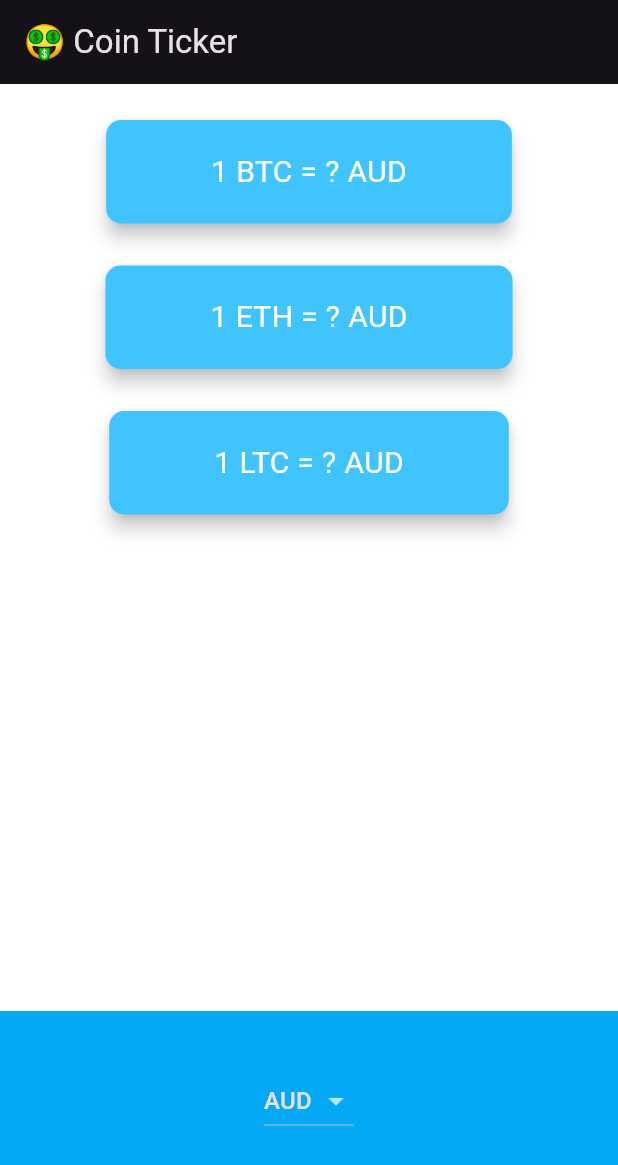
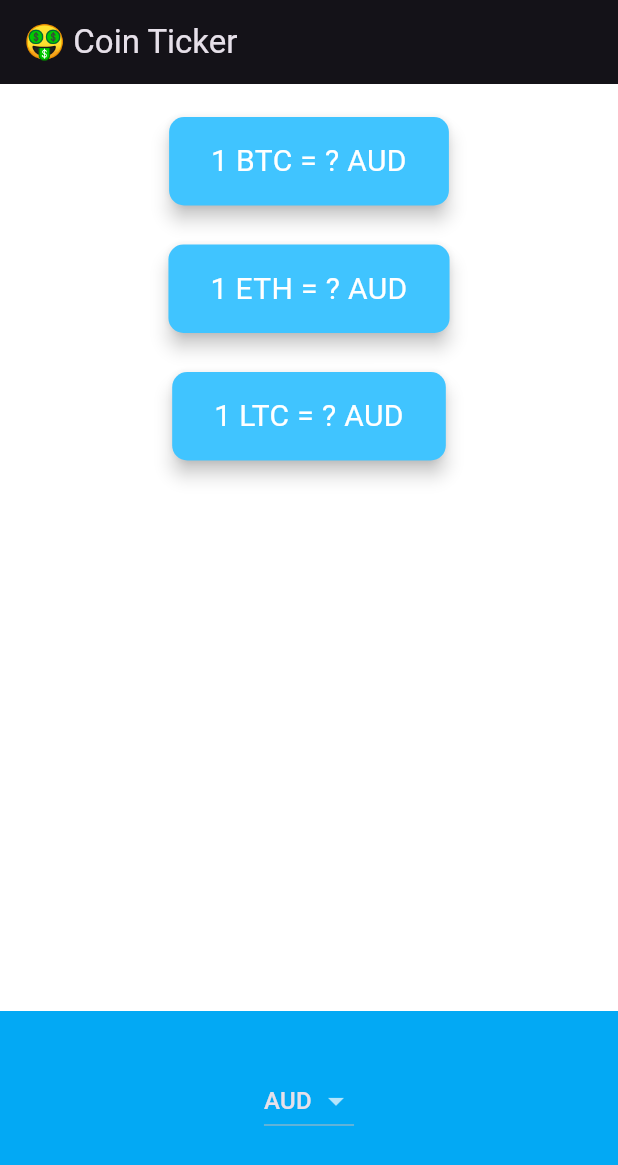
Before and after one commit to Slay2525/Bitcoin, a Flutter app: the screen it shows after launch, on a phone screen of 412 x 824 dp. Shown: the top 1165 px of the screen. Run offline on Flutter 3.47's test engine with Material 3 defaults, Android fonts, the phone set to English and light mode, and no system bars; network calls fail.

Commit message:
new crypto Card

```diff
--- a/lib/price_screen.dart
+++ b/lib/price_screen.dart
@@ -6,41 +6,6 @@ import 'dart:io' show Platform;
 class PriceScreen extends StatefulWidget {
   @override
   _PriceScreenState createState() => _PriceScreenState();
-}
-
-class CryptoCard extends StatelessWidget {
-  final String selectedCurrency;
-  final String value;
-  final String cryptoCurrency;
-  CryptoCard({
-    required this.selectedCurrency,
-    required this.value,
-    required this.cryptoCurrency,
-  });
-
-  @override
-  Widget build(BuildContext context) {
-    return Padding(
-      padding: EdgeInsets.fromLTRB(18.0, 20.0, 18.0, 0),
-      child: Card(
-        color: Colors.lightBlueAccent,
-        elevation: 5.0,
-        shape: RoundedRectangleBorder(
-          borderRadius: BorderRadius.circular(10.0),
-        ),
-        child: Padding(
-          padding: EdgeInsets.symmetric(vertical: 20.0, horizontal: 70.0),
-          child: Text(
-            '1 $cryptoCurrency = $value $selectedCurrency',
-            style: TextStyle(
-              fontSize: 20.0,
-              color: Colors.white,
-            ),
-          ),
-        ),
-      ),
-    );
-  }
 }
 
 class _PriceScreenState extends State<PriceScreen> {
@@ -135,7 +100,7 @@ class _PriceScreenState extends State<PriceScreen> {
               ),
               CryptoCard(
                 selectedCurrency: selectedCurrency,
-                value: value,
+                value: '$value',
                 cryptoCurrency: 'LTC',
               ),
             ],
@@ -152,3 +117,40 @@ class _PriceScreenState extends State<PriceScreen> {
     );
   }
 }
+
+class CryptoCard extends StatelessWidget {
+  const CryptoCard({
+    required this.value,
+    required this.selectedCurrency,
+    required this.cryptoCurrency,
+  });
+
+  final String value;
+  final String selectedCurrency;
+  final String cryptoCurrency;
+
+  @override
+  Widget build(BuildContext context) {
+    return Padding(
+      padding: EdgeInsets.fromLTRB(18.0, 18.0, 18.0, 0),
+      child: Card(
+        color: Colors.lightBlueAccent,
+        elevation: 5.0,
+        shape: RoundedRectangleBorder(
+          borderRadius: BorderRadius.circular(10.0),
+        ),
+        child: Padding(
+          padding: EdgeInsets.symmetric(vertical: 15.0, horizontal: 28.0),
+          child: Text(
+            '1 $cryptoCurrency = $value $selectedCurrency',
+            textAlign: TextAlign.center,
+            style: TextStyle(
+              fontSize: 20.0,
+              color: Colors.white,
+            ),
+          ),
+        ),
+      ),
+    );
+  }
+}
```
